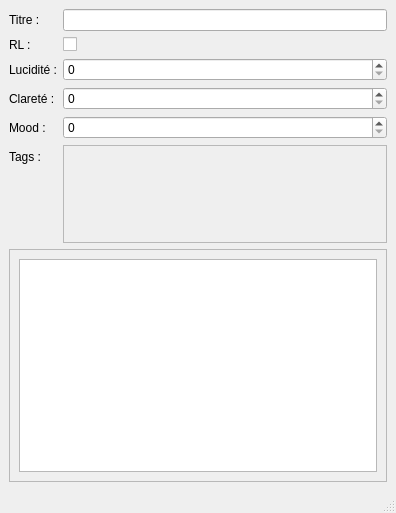
Above: ui/dream_popup.ui from estebanthi/DreamsAnalyzer before the change. Below: the same form after it.
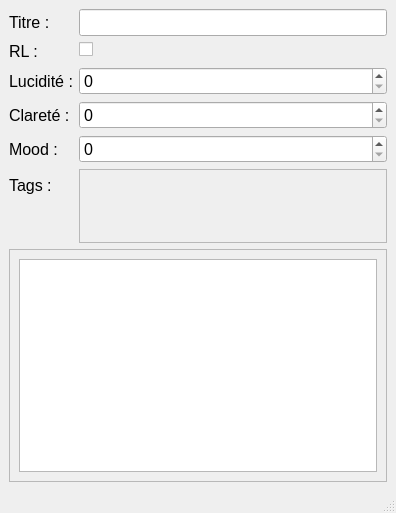
That is the form after the change.

Diff of the .ui file:
```diff
--- a/ui/dream_popup.ui
+++ b/ui/dream_popup.ui
@@ -19,6 +19,11 @@
      <layout class="QFormLayout" name="formLayout">
       <item row="0" column="0">
        <widget class="QLabel" name="label">
+        <property name="font">
+         <font>
+          <pointsize>12</pointsize>
+         </font>
+        </property>
         <property name="text">
          <string>Titre :</string>
         </property>
@@ -26,6 +31,11 @@
       </item>
       <item row="1" column="0">
        <widget class="QLabel" name="label_2">
+        <property name="font">
+         <font>
+          <pointsize>12</pointsize>
+         </font>
+        </property>
         <property name="text">
          <string>RL :</string>
         </property>
@@ -33,6 +43,11 @@
       </item>
       <item row="2" column="0">
        <widget class="QLabel" name="label_3">
+        <property name="font">
+         <font>
+          <pointsize>12</pointsize>
+         </font>
+        </property>
         <property name="text">
          <string>Lucidité :</string>
         </property>
@@ -40,6 +55,11 @@
       </item>
       <item row="3" column="0">
        <widget class="QLabel" name="label_4">
+        <property name="font">
+         <font>
+          <pointsize>12</pointsize>
+         </font>
+        </property>
         <property name="text">
          <string>Clareté :</string>
         </property>
@@ -47,6 +67,11 @@
       </item>
       <item row="4" column="0">
        <widget class="QLabel" name="label_5">
+        <property name="font">
+         <font>
+          <pointsize>12</pointsize>
+         </font>
+        </property>
         <property name="text">
          <string>Mood :</string>
         </property>
@@ -54,16 +79,32 @@
       </item>
       <item row="5" column="0">
        <widget class="QLabel" name="label_6">
+        <property name="font">
+         <font>
+          <pointsize>12</pointsize>
+         </font>
+        </property>
         <property name="text">
          <string>Tags :</string>
         </property>
        </widget>
       </item>
       <item row="0" column="1">
-       <widget class="QLineEdit" name="titleInput"/>
+       <widget class="QLineEdit" name="titleInput">
+        <property name="font">
+         <font>
+          <pointsize>12</pointsize>
+         </font>
+        </property>
+       </widget>
       </item>
       <item row="1" column="1">
        <widget class="QCheckBox" name="rlCheckbox">
+        <property name="font">
+         <font>
+          <pointsize>12</pointsize>
+         </font>
+        </property>
         <property name="text">
          <string/>
         </property>
@@ -73,13 +114,31 @@
        </widget>
       </item>
       <item row="2" column="1">
-       <widget class="QSpinBox" name="lucidityInput"/>
+       <widget class="QSpinBox" name="lucidityInput">
+        <property name="font">
+         <font>
+          <pointsize>12</pointsize>
+         </font>
+        </property>
+       </widget>
       </item>
       <item row="3" column="1">
-       <widget class="QSpinBox" name="clearInput"/>
+       <widget class="QSpinBox" name="clearInput">
+        <property name="font">
+         <font>
+          <pointsize>12</pointsize>
+         </font>
+        </property>
+       </widget>
       </item>
       <item row="4" column="1">
-       <widget class="QSpinBox" name="moodInput"/>
+       <widget class="QSpinBox" name="moodInput">
+        <property name="font">
+         <font>
+          <pointsize>12</pointsize>
+         </font>
+        </property>
+       </widget>
       </item>
       <item row="5" column="1">
        <widget class="QScrollArea" name="scrollArea_2">
@@ -89,6 +148,11 @@
           <height>100</height>
          </size>
         </property>
+        <property name="font">
+         <font>
+          <pointsize>12</pointsize>
+         </font>
+        </property>
         <property name="widgetResizable">
          <bool>true</bool>
         </property>
@@ -97,8 +161,8 @@
           <rect>
            <x>0</x>
            <y>0</y>
-           <width>323</width>
-           <height>98</height>
+           <width>303</width>
+           <height>73</height>
           </rect>
          </property>
          <layout class="QHBoxLayout" name="tagsHorizontalLayout"/>
```
Left out of the diff: 5 changed lines with no effect on the pictures.
